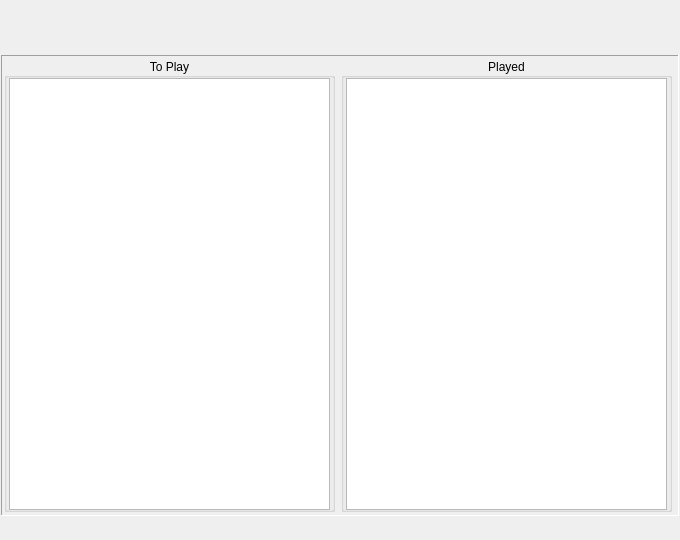
This is src/forms/mainwindow.ui in Spidersbox/RandomPlayer as Qt 5 draws it before an edit. The edited form follows.
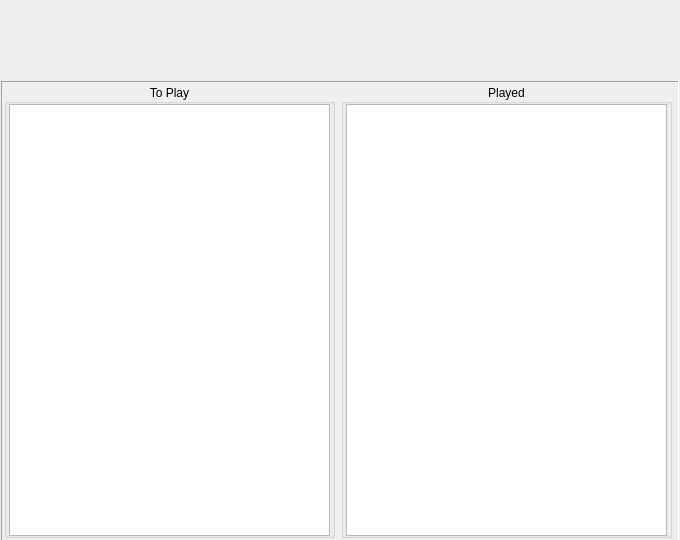
This is the edited form. Icons and pictures are not drawn.

Commit message: adjust font size

Patch:
```diff
--- a/src/forms/mainwindow.ui
+++ b/src/forms/mainwindow.ui
@@ -43,9 +43,9 @@
     <property name="geometry">
      <rect>
       <x>1</x>
-      <y>55</y>
+      <y>81</y>
       <width>678</width>
-      <height>461</height>
+      <height>460</height>
      </rect>
     </property>
     <property name="autoFillBackground">
```
The commit also changes 1 other file.
